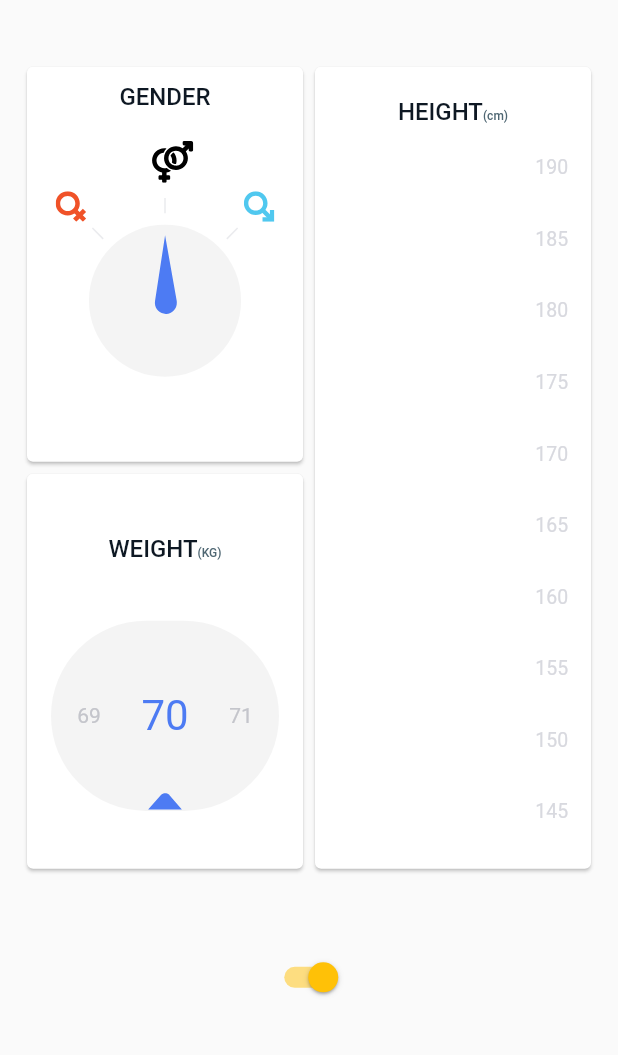
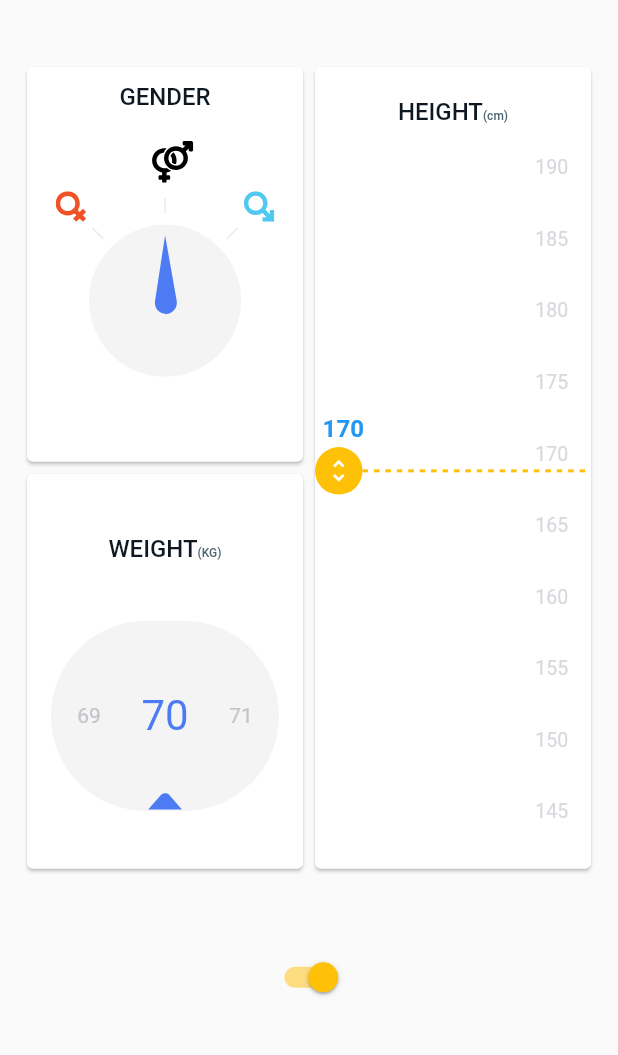
Before and after one commit to santoharyono/BMIcalculator, a Flutter app: the screen it shows after launch, on a phone screen of 412 x 824 dp, the part 156-1211 px from its top. Run offline on Flutter 3.47's test engine with Material 2 defaults, Android fonts, the phone set to English and light mode, and no system bars; our stand-ins replace flutter_svg.

Commit message:
adding height slider

```diff
--- a/lib/components/height_picker.dart
+++ b/lib/components/height_picker.dart
@@ -1,3 +1,4 @@
+import 'package:bmi_calculator/components/height_slider.dart';
 import 'package:bmi_calculator/utils/bmi_constants.dart';
 import 'package:bmi_calculator/utils/widget_util.dart';
 import 'package:flutter/material.dart';
@@ -25,10 +26,27 @@ class HeightPicker extends StatefulWidget {
 }
 
 class _HeightPickerState extends State<HeightPicker> {
+  double get _pixelsPerUnit => _drawingHeight / widget.totalUnits;
+
+  double get _sliderPosition {
+    double halfOfBottomLabel = labelsFontSize / 2;
+    int unitsFromBottom = widget.height - widget.minHeight;
+
+    return halfOfBottomLabel + unitsFromBottom * _pixelsPerUnit;
+  }
+
+  double get _drawingHeight {
+    double totalHeight = widget.widgetHeight;
+    double marginBottom = marginBottomAdapted(context);
+    double marginTop = marginTopAdapted(context);
+
+    return totalHeight - (marginBottom + marginTop + labelsFontSize);
+  }
+
   @override
   Widget build(BuildContext context) {
     return Stack(
-      children: <Widget>[_drawLabels()],
+      children: <Widget>[_drawSlider(), _drawLabels()],
     );
   }
 
@@ -54,4 +72,13 @@ class _HeightPickerState extends State<HeightPicker> {
       ),
     );
   }
+
+  Widget _drawSlider() {
+    return Positioned(
+      child: HeightSlider(height: widget.height),
+      left: 0.0,
+      right: 0.0,
+      bottom: _sliderPosition,
+    );
+  }
 }
--- /dev/null
+++ b/lib/components/height_slider.dart
@@ -0,0 +1,25 @@
+import 'package:bmi_calculator/components/slider_circle.dart';
+import 'package:bmi_calculator/components/slider_label.dart';
+import 'package:bmi_calculator/components/slider_line.dart';
+import 'package:flutter/material.dart';
+
+class HeightSlider extends StatelessWidget {
+  final int height;
+
+  HeightSlider({Key key, this.height}) : super(key: key);
+
+  @override
+  Widget build(BuildContext context) {
+    return IgnorePointer(
+      child: Column(
+        crossAxisAlignment: CrossAxisAlignment.start,
+        children: <Widget>[
+          SliderLabel(height: height),
+          Row(
+            children: <Widget>[SliderCircle(), Expanded(child: SliderLine())],
+          )
+        ],
+      ),
+    );
+  }
+}
--- /dev/null
+++ b/lib/components/slider_circle.dart
@@ -0,0 +1,19 @@
+import 'package:bmi_calculator/utils/bmi_constants.dart';
+import 'package:flutter/material.dart';
+
+class SliderCircle extends StatelessWidget {
+  @override
+  Widget build(BuildContext context) {
+    return Container(
+      width: circleSizeAdapted(context),
+      height: circleSizeAdapted(context),
+      decoration: BoxDecoration(
+          color: Theme.of(context).primaryColor, shape: BoxShape.circle),
+      child: Icon(
+        Icons.unfold_more,
+        color: Colors.white,
+        size: 0.6 * circleSizeAdapted(context),
+      ),
+    );
+  }
+}
--- /dev/null
+++ b/lib/components/slider_label.dart
@@ -0,0 +1,25 @@
+import 'package:bmi_calculator/utils/bmi_constants.dart';
+import 'package:bmi_calculator/utils/widget_util.dart';
+import 'package:flutter/material.dart';
+
+class SliderLabel extends StatelessWidget {
+  final int height;
+
+  SliderLabel({Key key, this.height}) : super(key: key);
+
+  @override
+  Widget build(BuildContext context) {
+    return Padding(
+      padding: EdgeInsets.only(
+          left: WidgetUtil.screenAwareSize(4.0, context),
+          bottom: WidgetUtil.screenAwareSize(2.0, context)),
+      child: Text(
+        '$height',
+        style: TextStyle(
+            fontSize: selectedLabelFontSize,
+            color: Colors.blue,
+            fontWeight: FontWeight.w600),
+      ),
+    );
+  }
+}
--- /dev/null
+++ b/lib/components/slider_line.dart
@@ -0,0 +1,21 @@
+import 'package:flutter/material.dart';
+
+class SliderLine extends StatelessWidget {
+  @override
+  Widget build(BuildContext context) {
+    return Row(
+      mainAxisAlignment: MainAxisAlignment.spaceEvenly,
+      mainAxisSize: MainAxisSize.max,
+      children: List.generate(
+          40,
+          (i) => Expanded(
+                  child: Container(
+                height: 2.0,
+                decoration: BoxDecoration(
+                    color: i.isEven
+                        ? Theme.of(context).primaryColor
+                        : Colors.white),
+              ))),
+    );
+  }
+}
--- a/lib/utils/bmi_constants.dart
+++ b/lib/utils/bmi_constants.dart
@@ -13,10 +13,15 @@ double marginBottomAdapted(BuildContext context) =>
 double marginTopAdapted(BuildContext context) =>
     WidgetUtil.screenAwareSize(marginTop, context);
 
+double circleSizeAdapted(BuildContext context) =>
+    WidgetUtil.screenAwareSize(heightCircleSize, context);
+
 const double defaultGenderAngle = math.pi / 4;
 const double marginBottom = 16.0;
 const double marginTop = 26.0;
 const double labelsFontSize = 13.0;
+const double heightCircleSize = 25.0;
+const double selectedLabelFontSize = 16.0;
 const Color labelsGrey = Color.fromRGBO(216, 217, 223, 1.0);
 
 Map<Gender, double> genderAngles = {
```
